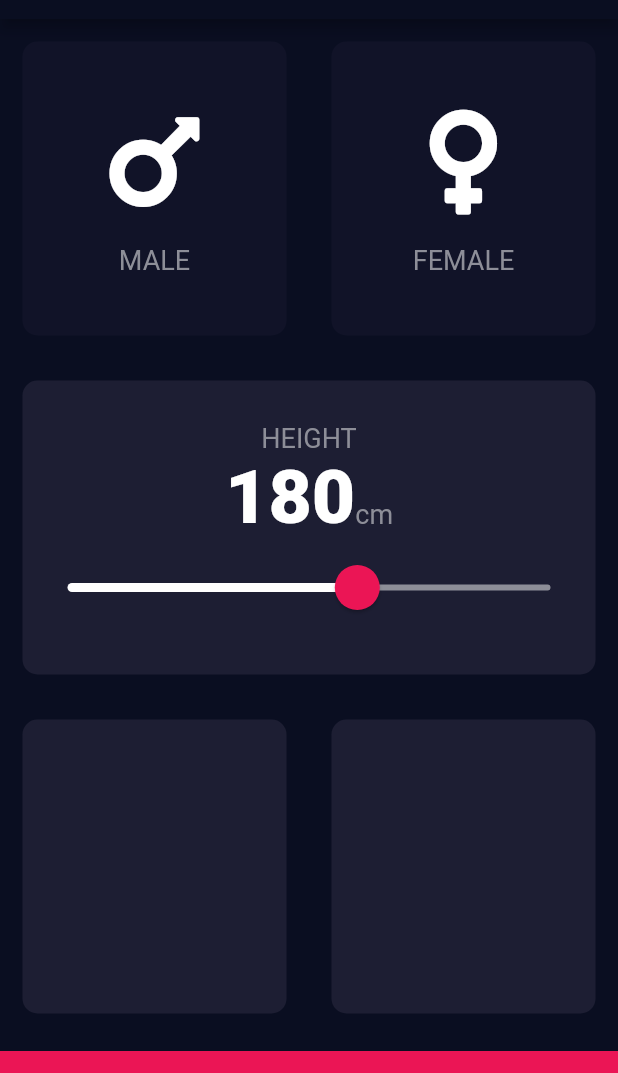
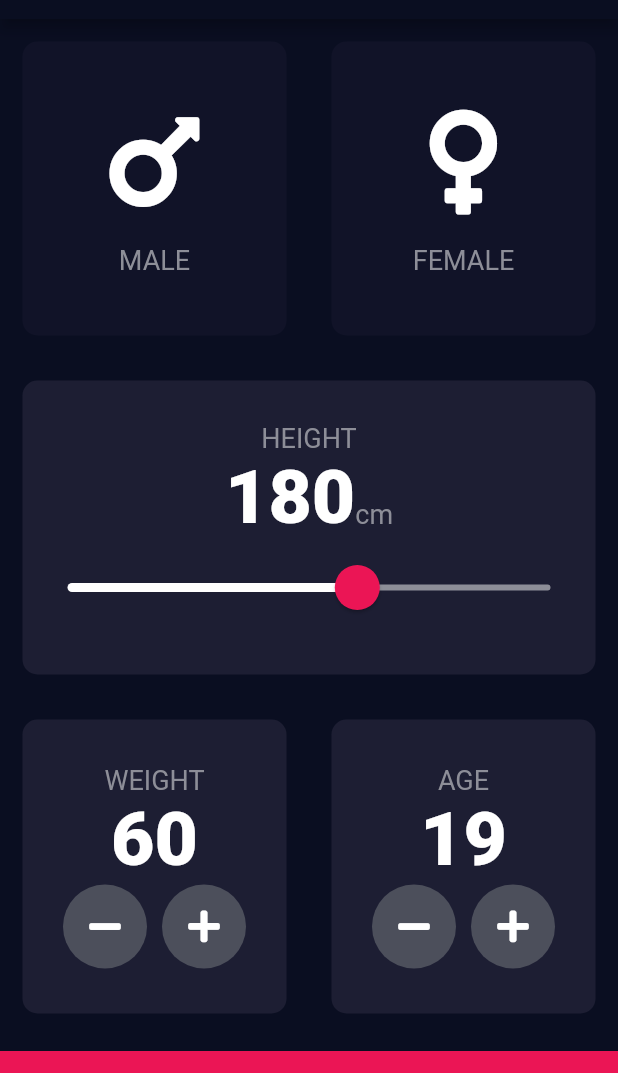
Before and after one commit to DavidArmendariz/flutter-bmi-calculator, a Flutter app: the screen it shows after launch, on a phone screen of 412 x 824 dp, the part 65-1138 px from its top. Run offline on Flutter 3.47's test engine with Material 2 defaults, Android fonts, the phone set to English and light mode, and no system bars; our stand-ins replace font_awesome_flutter.

```diff
--- a/lib/input_page.dart
+++ b/lib/input_page.dart
@@ -17,6 +17,8 @@ class InputPage extends StatefulWidget {
 class _InputPageState extends State<InputPage> {
   Gender selectedGender;
   int height = 180;
+  int weight = 60;
+  int age = 19;
 
   @override
   Widget build(BuildContext context) {
@@ -123,11 +125,79 @@ class _InputPageState extends State<InputPage> {
               Expanded(
                 child: ReusableCard(
                   colour: kActiveCardColour,
+                  cardChild: Column(
+                    mainAxisAlignment: MainAxisAlignment.center,
+                    children: <Widget>[
+                      Text('WEIGHT', style: kLabelTextStyle),
+                      Text(
+                        weight.toString(),
+                        style: kNumberTextStyle,
+                      ),
+                      Row(
+                        mainAxisAlignment: MainAxisAlignment.center,
+                        children: <Widget>[
+                          RoundIconButton(
+                            icon: FontAwesomeIcons.minus,
+                            onPressed: () {
+                              setState(() {
+                                weight--;
+                              });
+                            },
+                          ),
+                          SizedBox(
+                            width: 10.0,
+                          ),
+                          RoundIconButton(
+                            icon: FontAwesomeIcons.plus,
+                            onPressed: () {
+                              setState(() {
+                                weight++;
+                              });
+                            },
+                          ),
+                        ],
+                      ),
+                    ],
+                  ),
                 ),
               ),
               Expanded(
                 child: ReusableCard(
                   colour: kActiveCardColour,
+                  cardChild: Column(
+                    mainAxisAlignment: MainAxisAlignment.center,
+                    children: <Widget>[
+                      Text('AGE', style: kLabelTextStyle),
+                      Text(
+                        age.toString(),
+                        style: kNumberTextStyle,
+                      ),
+                      Row(
+                        mainAxisAlignment: MainAxisAlignment.center,
+                        children: <Widget>[
+                          RoundIconButton(
+                            icon: FontAwesomeIcons.minus,
+                            onPressed: () {
+                              setState(() {
+                                age--;
+                              });
+                            },
+                          ),
+                          SizedBox(
+                            width: 10.0,
+                          ),
+                          RoundIconButton(
+                            icon: FontAwesomeIcons.plus,
+                            onPressed: () {
+                              setState(() {
+                                age++;
+                              });
+                            },
+                          ),
+                        ],
+                      ),
+                    ],
+                  ),
                 ),
               ),
             ],
@@ -143,3 +213,25 @@ class _InputPageState extends State<InputPage> {
     );
   }
 }
+
+class RoundIconButton extends StatelessWidget {
+  RoundIconButton({@required this.icon, @required this.onPressed});
+
+  final IconData icon;
+  final Function onPressed;
+
+  @override
+  Widget build(BuildContext context) {
+    return RawMaterialButton(
+      child: Icon(icon),
+      constraints: BoxConstraints.tightFor(
+        width: 56.0,
+        height: 56.0,
+      ),
+      shape: CircleBorder(),
+      fillColor: Color(0xFF4C4F5B),
+      elevation: 0.0,
+      onPressed: onPressed,
+    );
+  }
+}
```
